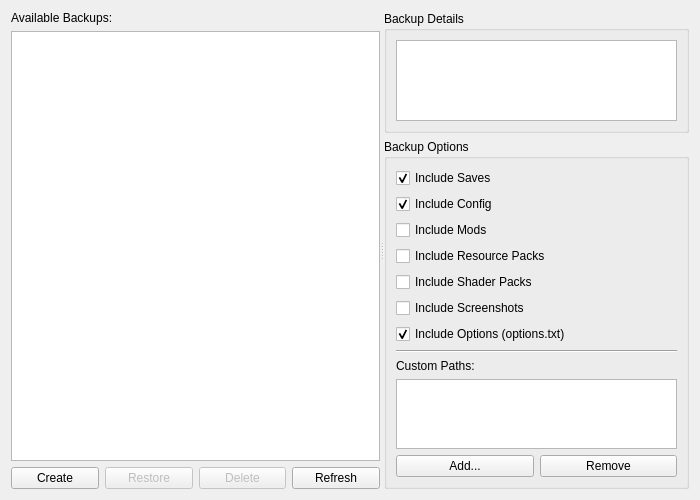
Above: launcher/ui/dialogs/BackupDialog.ui from Project-Tick/ProjT-Launcher before the change. Below: the same form after it.
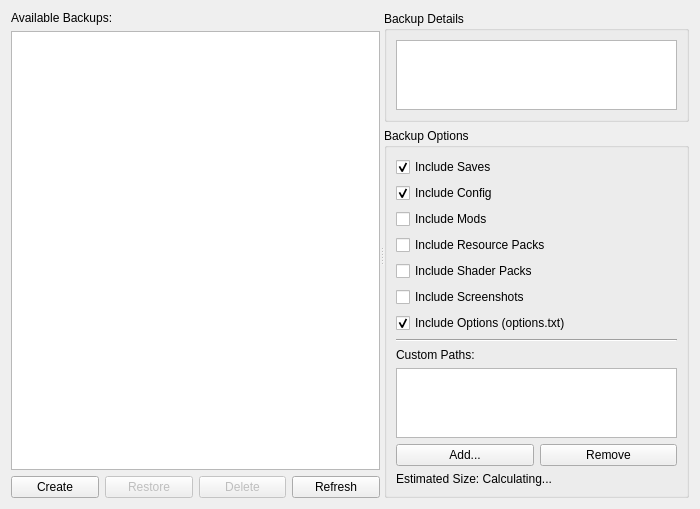
That is the form after the change.

What changed in the file:
```diff
--- a/launcher/ui/dialogs/BackupDialog.ui
+++ b/launcher/ui/dialogs/BackupDialog.ui
@@ -207,6 +207,13 @@
             </item>
            </layout>
           </item>
+          <item>
+           <widget class="QLabel" name="estimatedSizeLabel">
+            <property name="text">
+             <string>Estimated Size: Calculating...</string>
+            </property>
+           </widget>
+          </item>
          </layout>
         </widget>
        </item>
```
